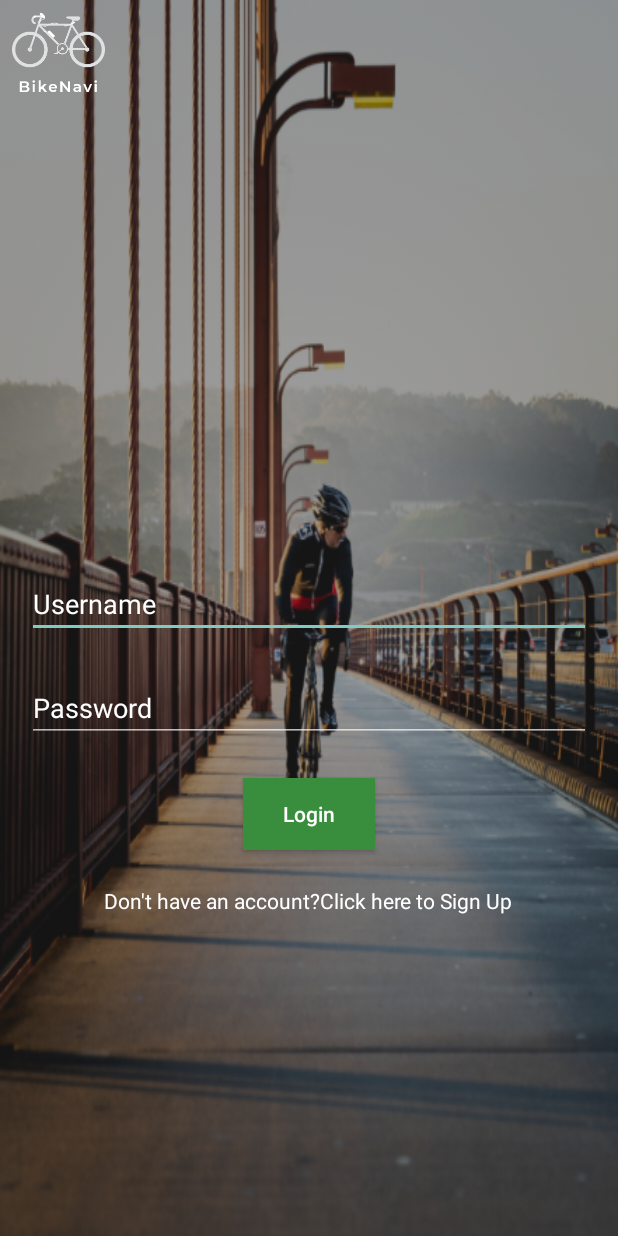
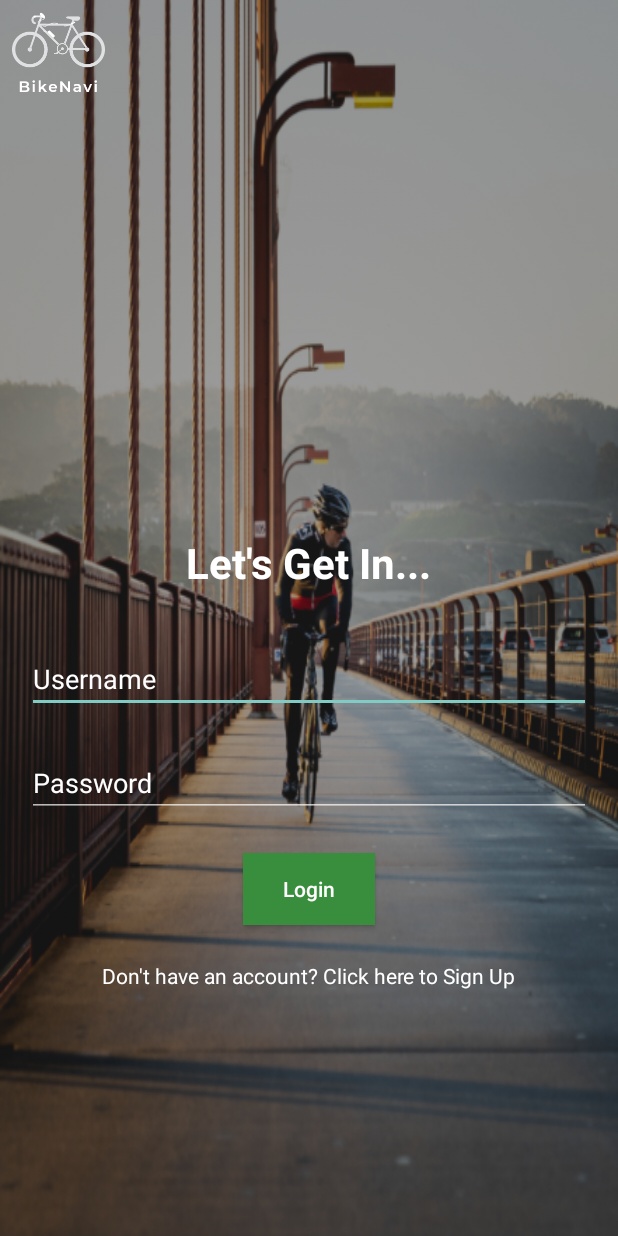
Before and after one commit to Prabhmanat/BikeNavi, an Android app: the LoginActivity screen opened directly, with no data from a screen before it, on a phone screen of 412 x 824 dp. Run offline under Robolectric (Android 15) with nearby library versions, the phone set to English and light mode, and no system bars.

Commit message:
Final modifications

```diff
--- a/app/src/main/java/com/example/bikenavi/authentication/LoginActivity.java
+++ b/app/src/main/java/com/example/bikenavi/authentication/LoginActivity.java
@@ -2,7 +2,9 @@ package com.example.bikenavi.authentication;
 
 import androidx.appcompat.app.AppCompatActivity;
 
+import android.content.Intent;
 import android.os.Bundle;
+import android.view.View;
 
 import com.example.bikenavi.R;
 
@@ -13,4 +15,8 @@ public class LoginActivity extends AppCompatActivity {
         super.onCreate(savedInstanceState);
         setContentView(R.layout.activity_login);
     }
+
+    public void onSignUpTextClick(View view) {
+        startActivity(new Intent(LoginActivity.this, RegistrationActivity.class));
+    }
 }
--- a/app/src/main/res/layout/activity_login.xml
+++ b/app/src/main/res/layout/activity_login.xml
@@ -18,13 +18,24 @@
         android:scaleType="centerCrop"
         android:src="@drawable/bike_logo" />
 
+    <TextView
+        android:layout_width="wrap_content"
+        android:layout_height="wrap_content"
+        android:layout_above="@id/etUserName"
+        android:layout_centerHorizontal="true"
+        android:layout_marginBottom="36dp"
+        android:text="@string/login_title"
+        android:textColor="@android:color/white"
+        android:textSize="28sp"
+        android:textStyle="bold" />
+
     <EditText
         android:id="@+id/etUserName"
         style="@style/AllEditTexts"
         android:layout_above="@id/etPassword"
         android:layout_marginBottom="24dp"
         android:ems="20"
-        android:hint="Username"
+        android:hint="@string/username"
         android:inputType="text" />
 
     <EditText
@@ -33,7 +44,7 @@
         android:layout_above="@id/btnLogin"
         android:layout_marginBottom="24dp"
         android:ems="20"
-        android:hint="Password"
+        android:hint="@string/pwd"
         android:inputType="textPassword" />
 
     <Button
@@ -41,20 +52,22 @@
         android:layout_width="wrap_content"
         android:layout_height="wrap_content"
         android:layout_above="@id/tvSignUp"
+        android:layout_centerHorizontal="true"
         android:layout_marginBottom="24dp"
         android:background="@color/bg_startUp"
-        android:text="Login"
-        android:layout_centerHorizontal="true"
+        android:text="@string/btn_home"
         android:textAllCaps="false" />
 
     <TextView
         android:id="@+id/tvSignUp"
         android:layout_width="wrap_content"
         android:layout_height="wrap_content"
-        android:text="Don't have an account?Click here to Sign Up"
-        android:textColor="@android:color/white"
         android:layout_alignParentBottom="true"
-        android:layout_marginBottom="214dp"
-        android:layout_centerHorizontal="true"/>
+        android:layout_centerHorizontal="true"
+        android:layout_marginBottom="164dp"
+        android:onClick="onSignUpTextClick"
+        android:text="@string/signUp_text"
+        android:textAppearance="@style/TextAppearance.AppCompat.Small"
+        android:textColor="@android:color/white" />
 
 </RelativeLayout>
--- a/app/src/main/res/layout/activity_registration.xml
+++ b/app/src/main/res/layout/activity_registration.xml
@@ -71,10 +71,9 @@
         android:layout_height="wrap_content"
         android:layout_alignParentBottom="true"
         android:layout_centerHorizontal="true"
-        android:layout_marginBottom="24dp"
+        android:layout_marginBottom="44dp"
+        android:background="@color/bg_startUp"
         android:text="@string/sign_up"
-        android:background="@color/bg_startUp"
         android:textAllCaps="false" />
 
-
 </RelativeLayout>
--- a/app/src/main/res/values/strings.xml
+++ b/app/src/main/res/values/strings.xml
@@ -9,6 +9,9 @@
 
     <!-- string name for registrationActivity title text -->
     <string name="reg_title">Registration</string>
+
+    <!-- string name for loginActivity title text -->
+    <string name="login_title">Let\'s Get In...</string>
 
     <!-- string name for FirstName EditText -->
     <string name="first_name">First Name</string>
@@ -23,5 +26,14 @@
     <string name="email">Email</string>
 
     <!-- string name for SignUp Button text -->
-    <string name="sign_up">SignUp</string>
+    <string name="sign_up">Sign Up</string>
+
+    <!-- string name for Username text -->
+    <string name="username">Username</string>
+
+    <!-- string name for password text -->
+    <string name="pwd">Password</string>
+
+    <!-- string name for SignUp Button text -->
+    <string name="signUp_text">Don\'t have an account? Click here to Sign Up</string>
 </resources>
```
Also changed, not shown: app/src/main/res/drawable-hdpi/bg_login.png (added), app/src/main/res/drawable-mdpi/bg_login.png (added), app/src/main/res/drawable-xhdpi/bg_login.png (added), app/src/main/res/drawable-xxhdpi/bg_login.png (added).
